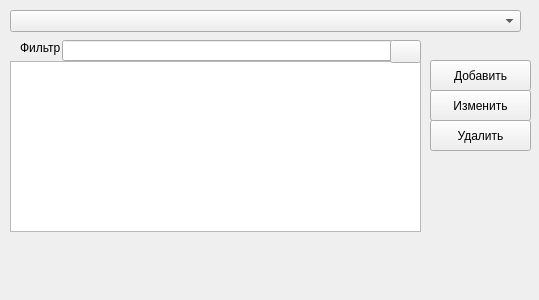
Old version of the form geo_dm_dockwidget_aux.ui in the repository stepanosokin/geo_dm.
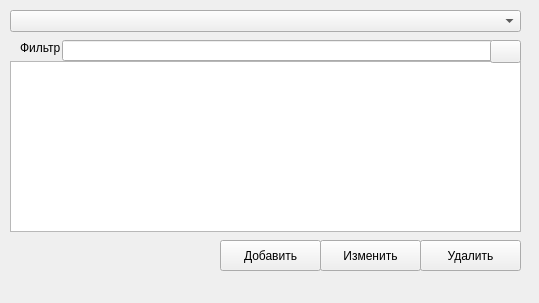
New version of the form. Custom widgets are drawn as their Qt base class.

```diff
--- a/geo_dm_dockwidget_aux.ui
+++ b/geo_dm_dockwidget_aux.ui
@@ -7,7 +7,7 @@
     <x>0</x>
     <y>0</y>
     <width>539</width>
-    <height>300</height>
+    <height>303</height>
    </rect>
   </property>
   <property name="minimumSize">
@@ -41,7 +41,7 @@
      <rect>
       <x>10</x>
       <y>61</y>
-      <width>411</width>
+      <width>511</width>
       <height>171</height>
      </rect>
     </property>
@@ -49,8 +49,8 @@
    <widget class="QPushButton" name="auxAddDocButton">
     <property name="geometry">
      <rect>
-      <x>430</x>
-      <y>60</y>
+      <x>220</x>
+      <y>240</y>
       <width>101</width>
       <height>31</height>
      </rect>
@@ -62,8 +62,8 @@
    <widget class="QPushButton" name="auxUpdateDocButton">
     <property name="geometry">
      <rect>
-      <x>430</x>
-      <y>90</y>
+      <x>320</x>
+      <y>240</y>
       <width>101</width>
       <height>31</height>
      </rect>
@@ -75,8 +75,8 @@
    <widget class="QPushButton" name="auxDeleteDocButton">
     <property name="geometry">
      <rect>
-      <x>430</x>
-      <y>120</y>
+      <x>420</x>
+      <y>240</y>
       <width>101</width>
       <height>31</height>
      </rect>
@@ -90,7 +90,7 @@
      <rect>
       <x>62</x>
       <y>40</y>
-      <width>331</width>
+      <width>431</width>
       <height>21</height>
      </rect>
     </property>
@@ -111,7 +111,7 @@
    <widget class="QPushButton" name="auxRefreshButton">
     <property name="geometry">
      <rect>
-      <x>390</x>
+      <x>490</x>
       <y>40</y>
       <width>31</width>
       <height>23</height>
```
